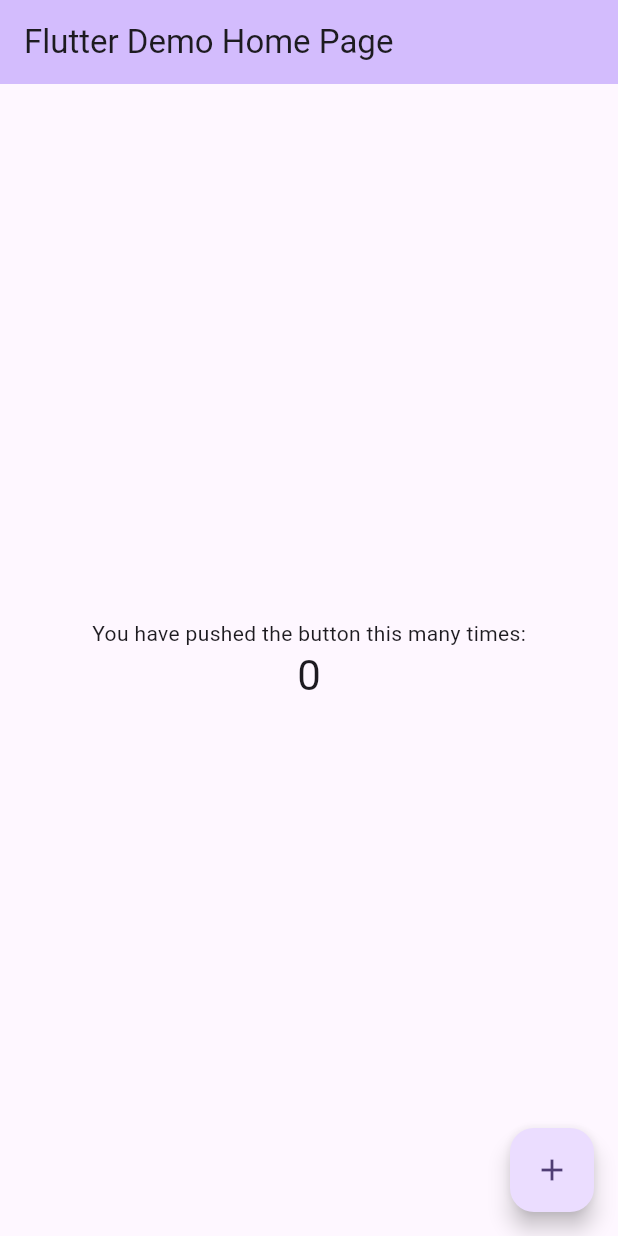
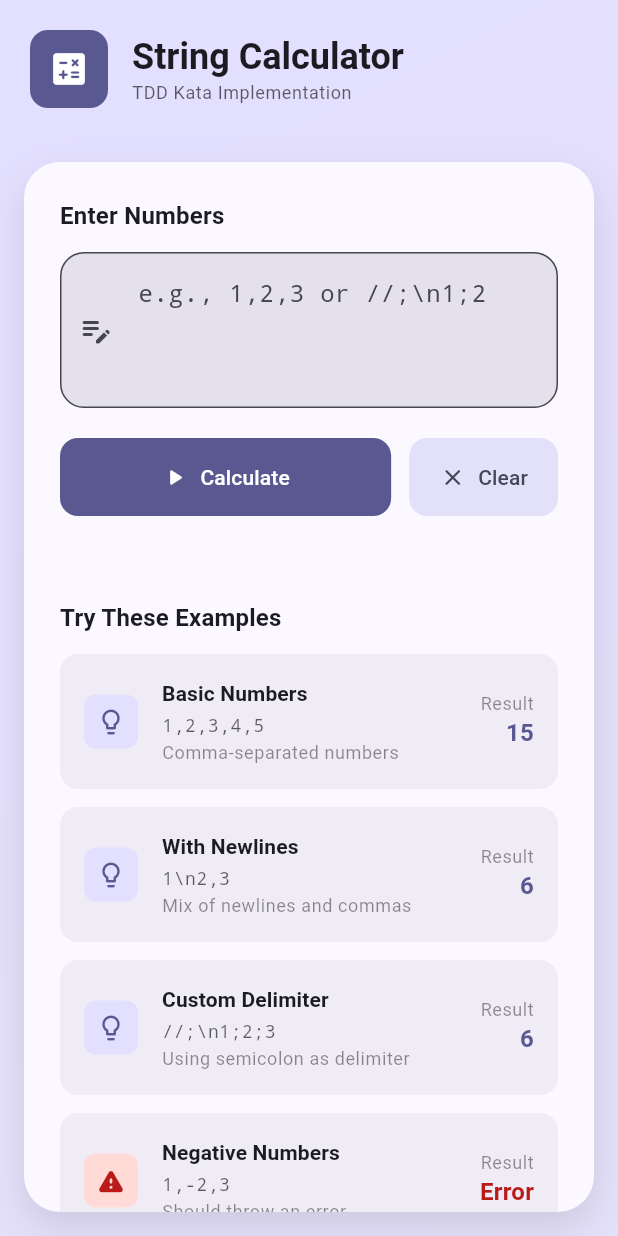
Before and after one commit to uvaishzafri/incubyte_assignment, a Flutter app: the screen it shows after launch, on a phone screen of 412 x 824 dp. Run offline on Flutter 3.47's test engine with Material 2 defaults, Android fonts, the light colour scheme and no system bars; Roboto replaces fonts that are missing (Poppins).

Commit message:
UI: Add Design interface

```diff
--- /dev/null
+++ b/lib/calculator_screen.dart
@@ -0,0 +1,310 @@
+import 'package:flutter/material.dart';
+import 'package:string_calculator_tdd/string_calculator.dart';
+import 'package:string_calculator_tdd/widgets/example_card.dart';
+import 'package:string_calculator_tdd/widgets/result_display.dart';
+
+class CalculatorScreen extends StatefulWidget {
+  const CalculatorScreen({super.key});
+
+  @override
+  State<CalculatorScreen> createState() => _CalculatorScreenState();
+}
+
+class _CalculatorScreenState extends State<CalculatorScreen> {
+  final TextEditingController _controller = TextEditingController();
+  final StringCalculator _calculator = StringCalculator();
+  String _result = '';
+  bool _hasError = false;
+
+  void _calculate() {
+    setState(() {
+      try {
+        final input = _controller.text;
+        final sum = _calculator.add(input);
+        _result = sum.toString();
+        _hasError = false;
+      } catch (e) {
+        _result = e.toString().replaceAll('Exception: ', '');
+        _hasError = true;
+      }
+    });
+  }
+
+  void _clear() {
+    setState(() {
+      _controller.clear();
+      _result = '';
+      _hasError = false;
+    });
+  }
+
+  void _setExample(String example) {
+    setState(() {
+      _controller.text = example;
+      _result = '';
+      _hasError = false;
+    });
+  }
+
+  @override
+  Widget build(BuildContext context) {
+    return Scaffold(
+      body: Container(
+        decoration: BoxDecoration(
+          gradient: LinearGradient(
+            begin: Alignment.topLeft,
+            end: Alignment.bottomRight,
+            colors: [
+              Theme.of(context).colorScheme.primaryContainer,
+              Theme.of(context).colorScheme.secondaryContainer,
+            ],
+          ),
+        ),
+        child: SafeArea(
+          child: Column(
+            children: [
+              // App Bar
+              Padding(
+                padding: const EdgeInsets.all(20.0),
+                child: Row(
+                  children: [
+                    Container(
+                      padding: const EdgeInsets.all(12),
+                      decoration: BoxDecoration(
+                        color: Theme.of(context).colorScheme.primary,
+                        borderRadius: BorderRadius.circular(12),
+                      ),
+                      child: Icon(
+                        Icons.calculate_rounded,
+                        color: Theme.of(context).colorScheme.onPrimary,
+                        size: 28,
+                      ),
+                    ),
+                    const SizedBox(width: 16),
+                    Column(
+                      crossAxisAlignment: CrossAxisAlignment.start,
+                      children: [
+                        Text(
+                          'String Calculator',
+                          style: Theme.of(context)
+                              .textTheme
+                              .headlineSmall
+                              ?.copyWith(
+                            fontWeight: FontWeight.bold,
+                            color: Theme.of(context).colorScheme.onSurface,
+                          ),
+                        ),
+                        Text(
+                          'TDD Kata Implementation',
+                          style: Theme.of(context).textTheme.bodySmall?.copyWith(
+                            color: Theme.of(context)
+                                .colorScheme
+                                .onSurface
+                                .withOpacity(0.7),
+                          ),
+                        ),
+                      ],
+                    ),
+                  ],
+                ),
+              ),
+
+              // Main Content
+              Expanded(
+                child: Container(
+                  margin: const EdgeInsets.all(16),
+                  decoration: BoxDecoration(
+                    color: Theme.of(context).colorScheme.surface,
+                    borderRadius: BorderRadius.circular(24),
+                    boxShadow: [
+                      BoxShadow(
+                        color: Colors.black.withOpacity(0.1),
+                        blurRadius: 20,
+                        offset: const Offset(0, 10),
+                      ),
+                    ],
+                  ),
+                  child: SingleChildScrollView(
+                    child: Padding(
+                      padding: const EdgeInsets.all(24.0),
+                      child: Column(
+                        crossAxisAlignment: CrossAxisAlignment.stretch,
+                        children: [
+                          // Input Field
+                          Text(
+                            'Enter Numbers',
+                            style: Theme.of(context)
+                                .textTheme
+                                .titleMedium
+                                ?.copyWith(
+                              fontWeight: FontWeight.bold,
+                            ),
+                          ),
+                          const SizedBox(height: 12),
+                          TextField(
+                            controller: _controller,
+                            maxLines: 3,
+                            decoration: InputDecoration(
+                              hintText: 'e.g., 1,2,3 or //;\\n1;2',
+                              border: OutlineInputBorder(
+                                borderRadius: BorderRadius.circular(16),
+                              ),
+                              filled: true,
+                              fillColor: Theme.of(context)
+                                  .colorScheme
+                                  .surfaceVariant,
+                              prefixIcon: const Icon(Icons.edit_note_rounded),
+                            ),
+                            style: const TextStyle(
+                              fontSize: 16,
+                              fontFamily: 'Courier',
+                            ),
+                          ),
+
+                          const SizedBox(height: 20),
+
+                          // Buttons
+                          Row(
+                            children: [
+                              Expanded(
+                                child: FilledButton.icon(
+                                  onPressed: _calculate,
+                                  icon: const Icon(Icons.play_arrow_rounded),
+                                  label: const Text('Calculate'),
+                                  style: FilledButton.styleFrom(
+                                    padding: const EdgeInsets.symmetric(
+                                      vertical: 16,
+                                    ),
+                                    shape: RoundedRectangleBorder(
+                                      borderRadius: BorderRadius.circular(12),
+                                    ),
+                                  ),
+                                ),
+                              ),
+                              const SizedBox(width: 12),
+                              FilledButton.tonalIcon(
+                                onPressed: _clear,
+                                icon: const Icon(Icons.clear_rounded),
+                                label: const Text('Clear'),
+                                style: FilledButton.styleFrom(
+                                  padding: const EdgeInsets.symmetric(
+                                    vertical: 16,
+                                    horizontal: 20,
+                                  ),
+                                  shape: RoundedRectangleBorder(
+                                    borderRadius: BorderRadius.circular(12),
+                                  ),
+                                ),
+                              ),
+                            ],
+                          ),
+
+                          const SizedBox(height: 24),
+
+                          // Result Display
+                          if (_result.isNotEmpty)
+                            ResultDisplay(
+                              result: _result,
+                              hasError: _hasError,
+                            ),
+
+                          const SizedBox(height: 32),
+
+                          // Examples Section
+                          Text(
+                            'Try These Examples',
+                            style: Theme.of(context)
+                                .textTheme
+                                .titleMedium
+                                ?.copyWith(
+                              fontWeight: FontWeight.bold,
+                            ),
+                          ),
+                          const SizedBox(height: 12),
+
+                          ExampleCard(
+                            title: 'Basic Numbers',
+                            example: '1,2,3,4,5',
+                            description: 'Comma-separated numbers',
+                            expectedResult: '15',
+                            onTap: () => _setExample('1,2,3,4,5'),
+                          ),
+
+                          ExampleCard(
+                            title: 'With Newlines',
+                            example: '1\\n2,3',
+                            description: 'Mix of newlines and commas',
+                            expectedResult: '6',
+                            onTap: () => _setExample('1\n2,3'),
+                          ),
+
+                          ExampleCard(
+                            title: 'Custom Delimiter',
+                            example: '//;\\n1;2;3',
+                            description: 'Using semicolon as delimiter',
+                            expectedResult: '6',
+                            onTap: () => _setExample('//;\n1;2;3'),
+                          ),
+
+                          ExampleCard(
+                            title: 'Negative Numbers',
+                            example: '1,-2,3',
+                            description: 'Should throw an error',
+                            expectedResult: 'Error',
+                            isError: true,
+                            onTap: () => _setExample('1,-2,3'),
+                          ),
+
+                          const SizedBox(height: 32),
+
+                          // Footer
+                          Center(
+                            child: Column(
+                              children: [
+                                Text(
+                                  'Built with TDD ❤️',
+                                  style: Theme.of(context)
+                                      .textTheme
+                                      .bodySmall
+                                      ?.copyWith(
+                                    color: Theme.of(context)
+                                        .colorScheme
+                                        .onSurface
+                                        .withOpacity(0.6),
+                                  ),
+                                ),
+                                const SizedBox(height: 4),
+                                Text(
+                                  'Incubyte Assessment',
+                                  style: Theme.of(context)
+                                      .textTheme
+                                      .bodySmall
+                                      ?.copyWith(
+                                    color: Theme.of(context)
+                                        .colorScheme
+                                        .primary,
+                                    fontWeight: FontWeight.bold,
+                                  ),
+                                ),
+                              ],
+                            ),
+                          ),
+                        ],
+                      ),
+                    ),
+                  ),
+                ),
+              ),
+            ],
+          ),
+        ),
+      ),
+    );
+  }
+
+  @override
+  void dispose() {
+    _controller.dispose();
+    super.dispose();
+  }
+}
--- /dev/null
+++ b/lib/main.dart
@@ -0,0 +1,35 @@
+import 'package:flutter/material.dart';
+import 'package:string_calculator_tdd/calculator_screen.dart';
+
+void main() {
+  runApp(const StringCalculatorApp());
+}
+
+class StringCalculatorApp extends StatelessWidget {
+  const StringCalculatorApp({super.key});
+
+  @override
+  Widget build(BuildContext context) {
+    return MaterialApp(
+      title: 'String Calculator',
+      debugShowCheckedModeBanner: false,
+      theme: ThemeData(
+        colorScheme: ColorScheme.fromSeed(
+          seedColor: const Color(0xFF6C63FF),
+          brightness: Brightness.light,
+        ),
+        useMaterial3: true,
+        fontFamily: 'Poppins',
+      ),
+      darkTheme: ThemeData(
+        colorScheme: ColorScheme.fromSeed(
+          seedColor: const Color(0xFF6C63FF),
+          brightness: Brightness.dark,
+        ),
+        useMaterial3: true,
+        fontFamily: 'Poppins',
+      ),
+      home: const CalculatorScreen(),
+    );
+  }
+}
--- a/lib/string_calculator.dart
+++ b/lib/string_calculator.dart
@@ -1,129 +1,3 @@
-import 'package:flutter/material.dart';
-
-void main() {
-  runApp(const MyApp());
-}
-
-class MyApp extends StatelessWidget {
-  const MyApp({super.key});
-
-  // This widget is the root of your application.
-  @override
-  Widget build(BuildContext context) {
-    return MaterialApp(
-      title: 'Flutter Demo',
-      theme: ThemeData(
-        // This is the theme of your application.
-        //
-        // TRY THIS: Try running your application with "flutter run". You'll see
-        // the application has a blue toolbar. Then, without quitting the app,
-        // try changing the seedColor in the colorScheme below to Colors.green
-        // and then invoke "hot reload" (save your changes or press the "hot
-        // reload" button in a Flutter-supported IDE, or press "r" if you used
-        // the command line to start the app).
-        //
-        // Notice that the counter didn't reset back to zero; the application
-        // state is not lost during the reload. To reset the state, use hot
-        // restart instead.
-        //
-        // This works for code too, not just values: Most code changes can be
-        // tested with just a hot reload.
-        colorScheme: ColorScheme.fromSeed(seedColor: Colors.deepPurple),
-        useMaterial3: true,
-      ),
-      home: const MyHomePage(title: 'Flutter Demo Home Page'),
-    );
-  }
-}
-
-class MyHomePage extends StatefulWidget {
-  const MyHomePage({super.key, required this.title});
-
-  // This widget is the home page of your application. It is stateful, meaning
-  // that it has a State object (defined below) that contains fields that affect
-  // how it looks.
-
-  // This class is the configuration for the state. It holds the values (in this
-  // case the title) provided by the parent (in this case the App widget) and
-  // used by the build method of the State. Fields in a Widget subclass are
-  // always marked "final".
-
-  final String title;
-
-  @override
-  State<MyHomePage> createState() => _MyHomePageState();
-}
-
-class _MyHomePageState extends State<MyHomePage> {
-  int _counter = 0;
-
-  void _incrementCounter() {
-    setState(() {
-      // This call to setState tells the Flutter framework that something has
-      // changed in this State, which causes it to rerun the build method below
-      // so that the display can reflect the updated values. If we changed
-      // _counter without calling setState(), then the build method would not be
-      // called again, and so nothing would appear to happen.
-      _counter++;
-    });
-  }
-
-  @override
-  Widget build(BuildContext context) {
-    // This method is rerun every time setState is called, for instance as done
-    // by the _incrementCounter method above.
-    //
-    // The Flutter framework has been optimized to make rerunning build methods
-    // fast, so that you can just rebuild anything that needs updating rather
-    // than having to individually change instances of widgets.
-    return Scaffold(
-      appBar: AppBar(
-        // TRY THIS: Try changing the color here to a specific color (to
-        // Colors.amber, perhaps?) and trigger a hot reload to see the AppBar
-        // change color while the other colors stay the same.
-        backgroundColor: Theme.of(context).colorScheme.inversePrimary,
-        // Here we take the value from the MyHomePage object that was created by
-        // the App.build method, and use it to set our appbar title.
-        title: Text(widget.title),
-      ),
-      body: Center(
-        // Center is a layout widget. It takes a single child and positions it
-        // in the middle of the parent.
-        child: Column(
-          // Column is also a layout widget. It takes a list of children and
-          // arranges them vertically. By default, it sizes itself to fit its
-          // children horizontally, and tries to be as tall as its parent.
-          //
-          // Column has various properties to control how it sizes itself and
-          // how it positions its children. Here we use mainAxisAlignment to
-          // center the children vertically; the main axis here is the vertical
-          // axis because Columns are vertical (the cross axis would be
-          // horizontal).
-          //
-          // TRY THIS: Invoke "debug painting" (choose the "Toggle Debug Paint"
-          // action in the IDE, or press "p" in the console), to see the
-          // wireframe for each widget.
-          mainAxisAlignment: MainAxisAlignment.center,
-          children: <Widget>[
-            const Text(
-              'You have pushed the button this many times:',
-            ),
-            Text(
-              '$_counter',
-              style: Theme.of(context).textTheme.headlineMedium,
-            ),
-          ],
-        ),
-      ),
-      floatingActionButton: FloatingActionButton(
-        onPressed: _incrementCounter,
-        tooltip: 'Increment',
-        child: const Icon(Icons.add),
-      ), // This trailing comma makes auto-formatting nicer for build methods.
-    );
-  }
-}
-
 class StringCalculator {
   int add(String numbers) {
     if (numbers.isEmpty) {
--- /dev/null
+++ b/lib/widgets/example_card.dart
@@ -0,0 +1,117 @@
+import 'package:flutter/material.dart';
+
+class ExampleCard extends StatelessWidget {
+  final String title;
+  final String example;
+  final String description;
+  final String expectedResult;
+  final bool isError;
+  final VoidCallback onTap;
+
+  const ExampleCard({
+    super.key,
+    required this.title,
+    required this.example,
+    required this.description,
+    required this.expectedResult,
+    this.isError = false,
+    required this.onTap,
+  });
+
+  @override
+  Widget build(BuildContext context) {
+    return Card(
+      margin: const EdgeInsets.only(bottom: 12),
+      elevation: 0,
+      color: Theme.of(context).colorScheme.surfaceVariant.withOpacity(0.5),
+      shape: RoundedRectangleBorder(
+        borderRadius: BorderRadius.circular(12),
+      ),
+      child: InkWell(
+        onTap: onTap,
+        borderRadius: BorderRadius.circular(12),
+        child: Padding(
+          padding: const EdgeInsets.all(16.0),
+          child: Row(
+            children: [
+              Container(
+                padding: const EdgeInsets.all(8),
+                decoration: BoxDecoration(
+                  color: isError
+                      ? Theme.of(context).colorScheme.errorContainer
+                      : Theme.of(context).colorScheme.primaryContainer,
+                  borderRadius: BorderRadius.circular(8),
+                ),
+                child: Icon(
+                  isError ? Icons.warning_rounded : Icons.lightbulb_outline,
+                  color: isError
+                      ? Theme.of(context).colorScheme.error
+                      : Theme.of(context).colorScheme.primary,
+                  size: 20,
+                ),
+              ),
+              const SizedBox(width: 16),
+              Expanded(
+                child: Column(
+                  crossAxisAlignment: CrossAxisAlignment.start,
+                  children: [
+                    Text(
+                      title,
+                      style: Theme.of(context).textTheme.titleSmall?.copyWith(
+                        fontWeight: FontWeight.bold,
+                      ),
+                    ),
+                    const SizedBox(height: 4),
+                    Text(
+                      example,
+                      style: Theme.of(context).textTheme.bodySmall?.copyWith(
+                        fontFamily: 'Courier',
+                        color: Theme.of(context)
+                            .colorScheme
+                            .onSurface
+                            .withOpacity(0.7),
+                      ),
+                    ),
+                    const SizedBox(height: 2),
+                    Text(
+                      description,
+                      style: Theme.of(context).textTheme.bodySmall?.copyWith(
+                        color: Theme.of(context)
+                            .colorScheme
+                            .onSurface
+                            .withOpacity(0.5),
+                      ),
+                    ),
+                  ],
+                ),
+              ),
+              Column(
+                crossAxisAlignment: CrossAxisAlignment.end,
+                children: [
+                  Text(
+                    'Result',
+                    style: Theme.of(context).textTheme.bodySmall?.copyWith(
+                      color: Theme.of(context)
+                          .colorScheme
+                          .onSurface
+                          .withOpacity(0.5),
+                    ),
+                  ),
+                  Text(
+                    expectedResult,
+                    style: Theme.of(context).textTheme.titleMedium?.copyWith(
+                      fontWeight: FontWeight.bold,
+                      color: isError
+                          ? Theme.of(context).colorScheme.error
+                          : Theme.of(context).colorScheme.primary,
+                    ),
+                  ),
+                ],
+              ),
+            ],
+          ),
+        ),
+      ),
+    );
+  }
+}
--- /dev/null
+++ b/lib/widgets/result_display.dart
@@ -0,0 +1,66 @@
+import 'package:flutter/material.dart';
+
+class ResultDisplay extends StatelessWidget {
+  final String result;
+  final bool hasError;
+
+  const ResultDisplay({
+    super.key,
+    required this.result,
+    required this.hasError,
+  });
+
+  @override
+  Widget build(BuildContext context) {
+    return Container(
+      padding: const EdgeInsets.all(20),
+      decoration: BoxDecoration(
+        color: hasError
+            ? Theme.of(context).colorScheme.errorContainer
+            : Theme.of(context).colorScheme.primaryContainer,
+        borderRadius: BorderRadius.circular(16),
+        border: Border.all(
+          color: hasError
+              ? Theme.of(context).colorScheme.error
+              : Theme.of(context).colorScheme.primary,
+          width: 2,
+        ),
+      ),
+      child: Column(
+        crossAxisAlignment: CrossAxisAlignment.start,
+        children: [
+          Row(
+            children: [
+              Icon(
+                hasError ? Icons.error_outline : Icons.check_circle_outline,
+                color: hasError
+                    ? Theme.of(context).colorScheme.error
+                    : Theme.of(context).colorScheme.primary,
+              ),
+              const SizedBox(width: 8),
+              Text(
+                hasError ? 'Error' : 'Result',
+                style: Theme.of(context).textTheme.titleMedium?.copyWith(
+                  fontWeight: FontWeight.bold,
+                  color: hasError
+                      ? Theme.of(context).colorScheme.error
+                      : Theme.of(context).colorScheme.primary,
+                ),
+              ),
+            ],
+          ),
+          const SizedBox(height: 12),
+          Text(
+            result,
+            style: Theme.of(context).textTheme.headlineMedium?.copyWith(
+              fontWeight: FontWeight.bold,
+              color: hasError
+                  ? Theme.of(context).colorScheme.onErrorContainer
+                  : Theme.of(context).colorScheme.onPrimaryContainer,
+            ),
+          ),
+        ],
+      ),
+    );
+  }
+}
```
